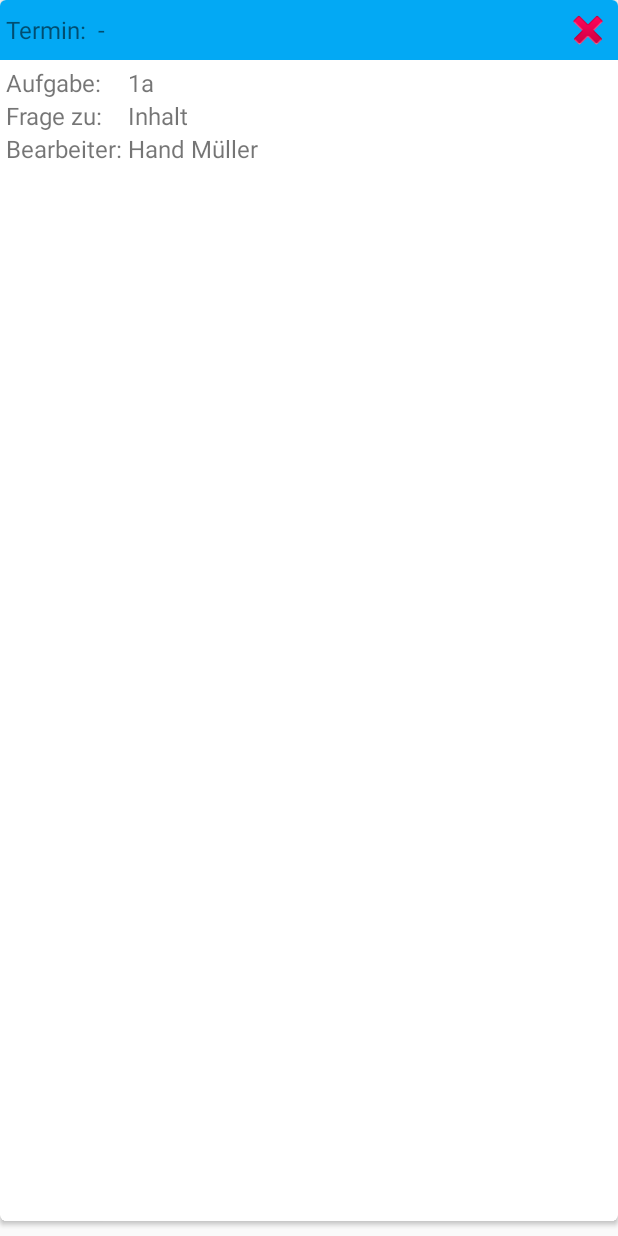
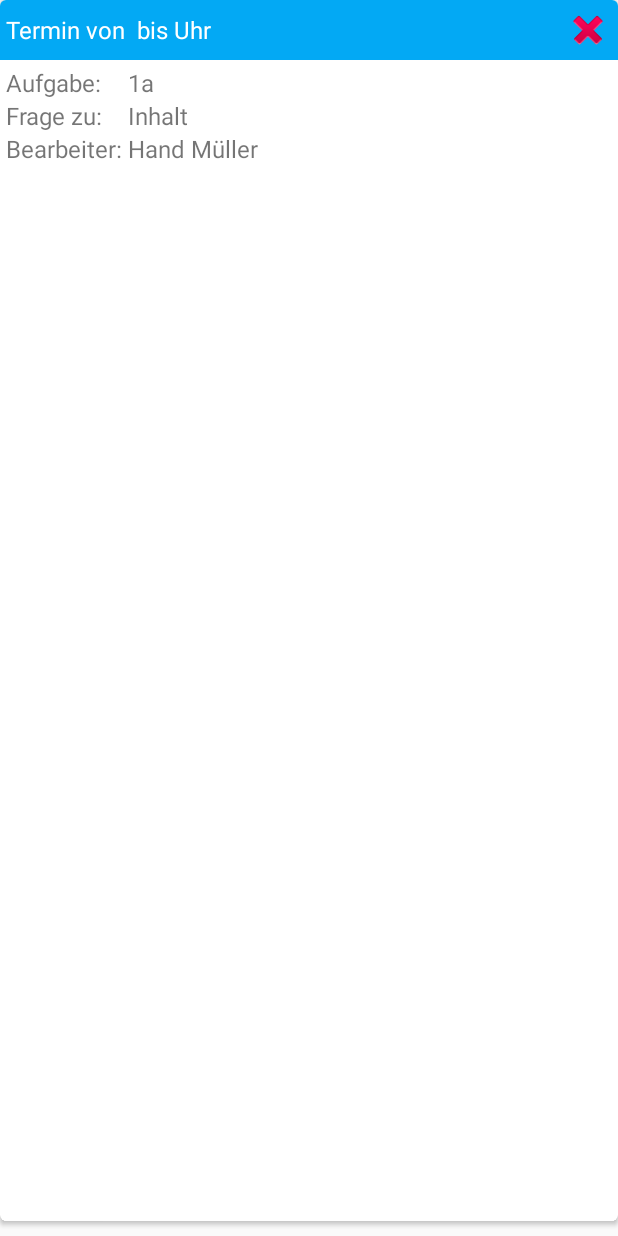
Before and after one commit to marcengelmann/SmartInsight, an Android app: the layout fragment_list_item.xml on its own in the app's theme, with its tools: preview values and no code run, on a phone screen of 412 x 824 dp. Run offline under Robolectric (Android 15) with nearby library versions, the phone set to English and light mode, and no system bars.

Commit message:
Überarbeiten der AnfrageListe Teil 2 nur design

```diff
--- a/app/src/main/res/layout/fragment_list_item.xml
+++ b/app/src/main/res/layout/fragment_list_item.xml
@@ -14,15 +14,16 @@
     <RelativeLayout
         android:layout_width="match_parent"
         android:layout_height="wrap_content"
+        android:id="@+id/list_requerst_titel"
         android:orientation="horizontal"
-        android:textColor="@android:color/white"
         android:background="@color/colorPrimary"
         android:padding="4dp">
         <TextView
             android:layout_width="wrap_content"
             android:layout_height="wrap_content"
+            android:textColor="@android:color/white"
             android:id="@+id/txtTime"
-            android:text="Termin: "
+            android:text="Termin von "
             android:layout_centerVertical="true"
             android:layout_alignParentLeft="true"
             android:textSize="16dp"/>
@@ -30,6 +31,7 @@
             android:layout_width="wrap_content"
             android:layout_height="wrap_content"
             android:layout_centerVertical="true"
+            android:textColor="@android:color/white"
             android:layout_toRightOf="@id/txtTime"
             android:id="@+id/startTime"
             android:textSize="16dp"/>
@@ -37,16 +39,26 @@
             android:layout_width="wrap_content"
             android:layout_height="wrap_content"
             android:layout_centerVertical="true"
+            android:textColor="@android:color/white"
             android:id="@+id/txtUntil"
             android:layout_toRightOf="@id/startTime"
-            android:text=" - "
+            android:text=" bis "
             android:textSize="16dp"/>
         <TextView
             android:layout_width="wrap_content"
             android:layout_height="wrap_content"
+            android:textColor="@android:color/white"
             android:id="@+id/endTime"
             android:layout_centerVertical="true"
             android:layout_toRightOf="@id/txtUntil"
+            android:textSize="16dp"/>
+        <TextView
+            android:layout_width="wrap_content"
+            android:layout_height="wrap_content"
+            android:textColor="@android:color/white"
+            android:layout_centerVertical="true"
+            android:text="Uhr"
+            android:layout_toRightOf="@id/endTime"
             android:textSize="16dp"/>
         <ImageButton
             android:id="@+id/listViewButton"
@@ -62,6 +74,7 @@
     <GridLayout
         android:layout_width="match_parent"
         android:layout_height="wrap_content"
+        android:id="@+id/list_requerst_content"
         android:padding="4dp">
         <TextView
             android:layout_width="wrap_content"
```
